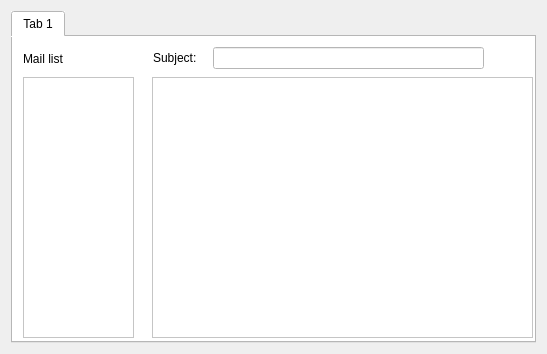
Before: the Qt Designer form tab_widget.ui in kouassiAgbetoglo/gmail_mail_reader, drawn with Qt 5.
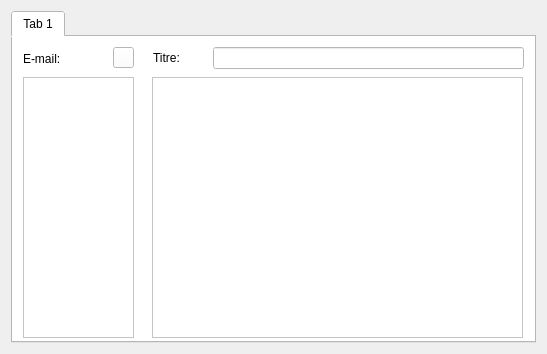
After: the same form once the commit is applied. Icons and pictures are not drawn.

Commit message: Add Ui_mail_reader class to myWidgets and main script modification

The edit to the form file:
```diff
--- a/tab_widget.ui
+++ b/tab_widget.ui
@@ -49,7 +49,7 @@
         <item row="1" column="0">
          <widget class="QLabel" name="label">
           <property name="text">
-           <string>Mail list:</string>
+           <string>E-mail:</string>
           </property>
          </widget>
         </item>
@@ -75,42 +75,47 @@
         <rect>
          <x>139</x>
          <y>40</y>
-         <width>381</width>
+         <width>371</width>
          <height>261</height>
         </rect>
        </property>
        <layout class="QGridLayout" name="gridLayout_6">
         <item row="0" column="0">
-         <widget class="QPlainTextEdit" name="plainTextEdit"/>
+         <widget class="QPlainTextEdit" name="mail_content_text_edit">
+          <property name="enabled">
+           <bool>true</bool>
+          </property>
+          <property name="inputMethodHints">
+           <set>Qt::ImhNone</set>
+          </property>
+          <property name="readOnly">
+           <bool>true</bool>
+          </property>
+         </widget>
         </item>
        </layout>
       </widget>
-      <widget class="QWidget" name="gridLayoutWidget_2">
-       <property name="geometry">
-        <rect>
-         <x>80</x>
-         <y>0</y>
-         <width>31</width>
-         <height>31</height>
-        </rect>
-       </property>
-       <layout class="QGridLayout" name="gridLayout_2"/>
-      </widget>
       <widget class="QWidget" name="verticalLayoutWidget">
        <property name="geometry">
         <rect>
          <x>200</x>
          <y>10</y>
-         <width>271</width>
+         <width>311</width>
          <height>22</height>
         </rect>
        </property>
        <layout class="QVBoxLayout" name="verticalLayout">
         <item>
-         <widget class="QLineEdit" name="lineEdit">
+         <widget class="QLineEdit" name="mail_title_content_line_edit">
+          <property name="enabled">
+           <bool>true</bool>
+          </property>
           <property name="text">
            <string/>
           </property>
+          <property name="readOnly">
+           <bool>true</bool>
+          </property>
          </widget>
         </item>
        </layout>
@@ -128,7 +133,42 @@
         <item>
          <widget class="QLabel" name="label_2">
           <property name="text">
-           <string>Subject:</string>
+           <string>Titre:</string>
+          </property>
+         </widget>
+        </item>
+       </layout>
+      </widget>
+      <widget class="QWidget" name="gridLayoutWidget_2">
+       <property name="geometry">
+        <rect>
+         <x>100</x>
+         <y>10</y>
+         <width>21</width>
+         <height>21</height>
+        </rect>
+       </property>
+       <layout class="QGridLayout" name="refresh_button_layout">
+        <property name="horizontalSpacing">
+         <number>4</number>
+        </property>
+        <property name="verticalSpacing">
+         <number>5</number>
+        </property>
+        <item row="0" column="0">
+         <widget class="QPushButton" name="refresh_button">
+          <property name="enabled">
+           <bool>true</bool>
+          </property>
+          <property name="text">
+           <string/>
+          </property>
+          <property name="icon">
+           <iconset>
+            <normaloff>Images/refresh_icon.svg</normaloff>Images/refresh_icon.svg</iconset>
+          </property>
+          <property name="shortcut">
+           <string/>
           </property>
          </widget>
         </item>
```
Left out of the diff: 24 changed lines with no effect on the pictures. The commit also changes 7 other files.
